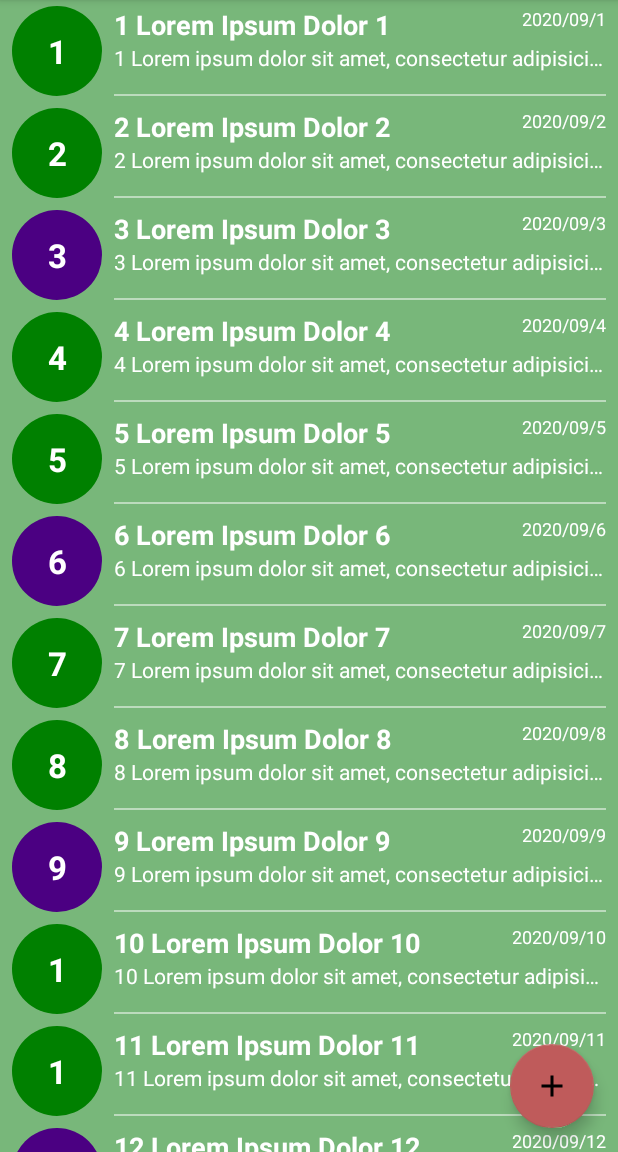
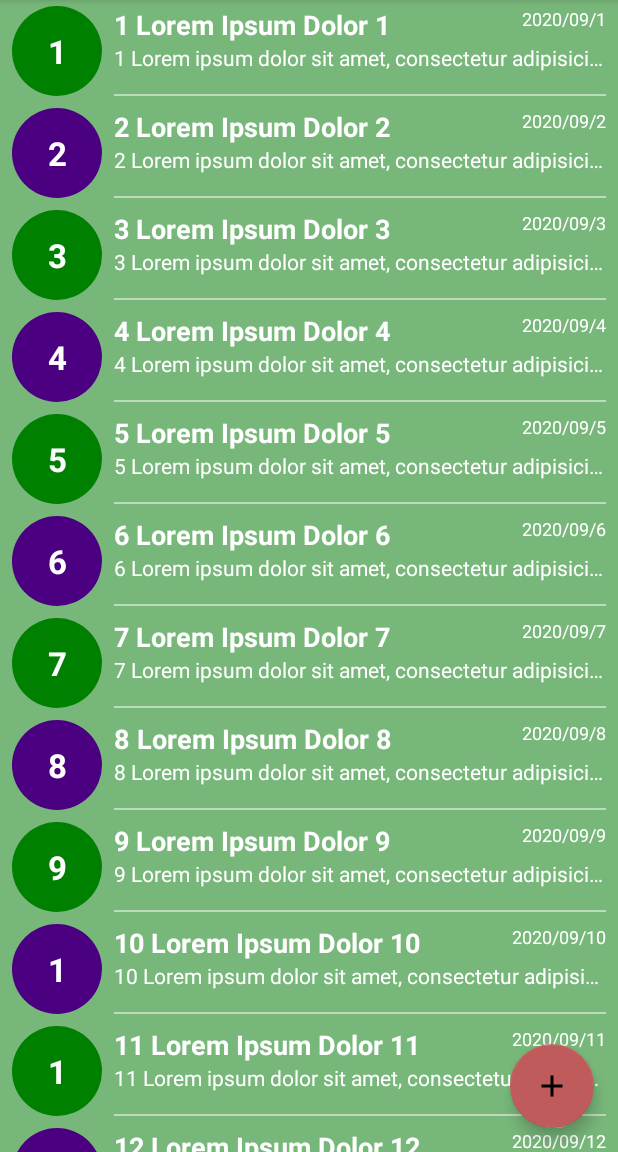
Before and after one commit to erikrios/jolali-notes-app, an Android app: the screen it shows after launch (DashboardActivity), on a phone screen of 412 x 824 dp, the part 84-1236 px from its top. Run offline under Robolectric (Android 15) with nearby library versions, the phone set to English and light mode, and no system bars; our stand-ins replace CircleImageView.

Commit message:
Remove some colors

```diff
--- a/app/src/main/java/com/erikriosetiawan/jolalinotes/adapters/NoteAdapter.kt
+++ b/app/src/main/java/com/erikriosetiawan/jolalinotes/adapters/NoteAdapter.kt
@@ -40,15 +40,8 @@ class NoteAdapter(private val context: Context, private val notes: List<Note>) :
             binding.tvDate.text = note.date
             binding.tvFirstCharacter.text = note.title[0].toString()
             binding.imgIcon.apply {
-                if ((position + 1) % 3 == 0) setImageDrawable(
-                    ColorDrawable(
-                        ContextCompat.getColor(
-                            context,
-                            R.color.colorIconThree
-                        )
-                    )
-                )
-                else if ((position + 1 % 2) == 0) setImageDrawable(
+                when {
+                    (position + 1) % 2 == 0 -> setImageDrawable(
                         ColorDrawable(
                             ContextCompat.getColor(
                                 context,
@@ -56,7 +49,7 @@ class NoteAdapter(private val context: Context, private val notes: List<Note>) :
                             )
                         )
                     )
-                else setImageDrawable(
+                    else -> setImageDrawable(
                         ColorDrawable(
                             ContextCompat.getColor(
                                 context,
@@ -65,6 +58,7 @@ class NoteAdapter(private val context: Context, private val notes: List<Note>) :
                         )
                     )
                 }
+            }
 
             itemView.setOnClickListener { clickListener?.let { it(note) } }
         }
--- a/app/src/main/res/values/colors.xml
+++ b/app/src/main/res/values/colors.xml
@@ -4,6 +4,5 @@
     <color name="colorPrimaryDark">#38A872</color>
     <color name="colorAccent">#BF5B5B</color>
     <color name="colorIconOne">#008000</color>
-    <color name="colorIconTwo">#0000FF</color>
-    <color name="colorIconThree">#4B0082</color>
+    <color name="colorIconTwo">#4B0082</color>
 </resources>
```
Lines whose indentation alone changed are shown as unchanged.
